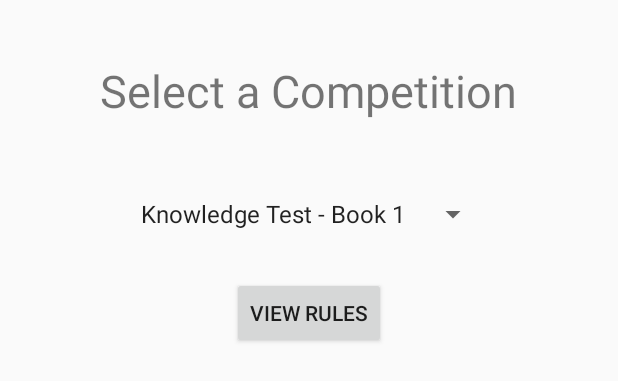
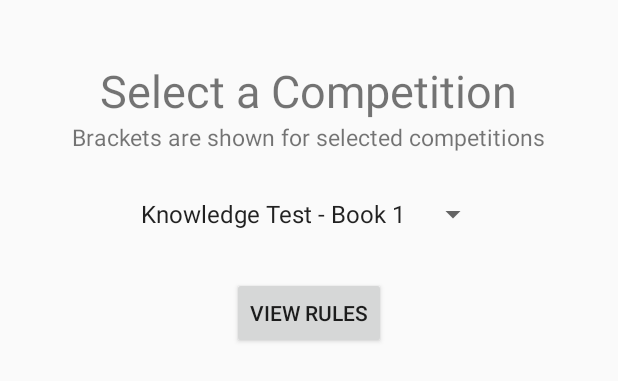
Before and after one commit to dkhan99/MIST_Android, an Android app: the layout fragment_competitions.xml on its own in the app's theme, with its tools: preview values and no code run, on a phone screen of 412 x 824 dp. Shown: the top 381 px of the screen. Run offline under Robolectric (Android 15) with nearby library versions, the phone set to English and light mode, and no system bars.

Commit message:
Updated competition text

```diff
--- a/app/src/main/res/layout/fragment_competitions.xml
+++ b/app/src/main/res/layout/fragment_competitions.xml
@@ -43,5 +43,14 @@
         android:text="@string/view_brackets"
         />
 
+    <TextView
+        android:id="@+id/select_bracket"
+        android:layout_width="wrap_content"
+        android:layout_height="wrap_content"
+        android:text="Brackets are shown for selected competitions"
+        android:textSize="15dp"
+        android:layout_below="@+id/select_competition_text"
+        android:layout_centerHorizontal="true" />
+
 
 </RelativeLayout>
--- a/app/src/main/res/values/strings.xml
+++ b/app/src/main/res/values/strings.xml
@@ -8,6 +8,7 @@
     <string name="prompt_password">Password</string>
 
     <string name="choose_competition">Choose Competition</string>
+    <string name="brackets_appear">brackets will appear for selected bracket competitions</string>
     <string name="view_rules">View Rules</string>
     <string name="view_brackets">View Brackets</string>
 
```
